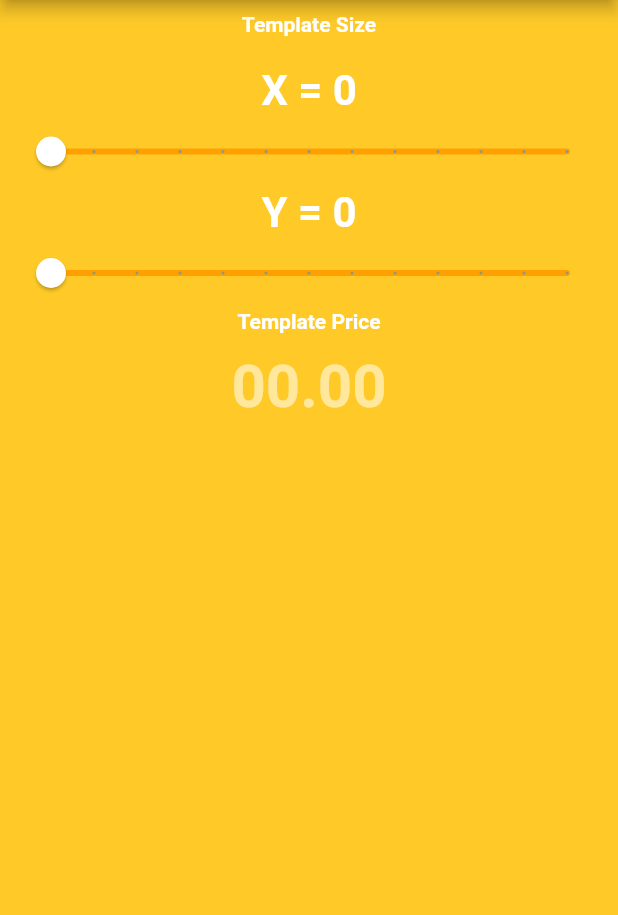
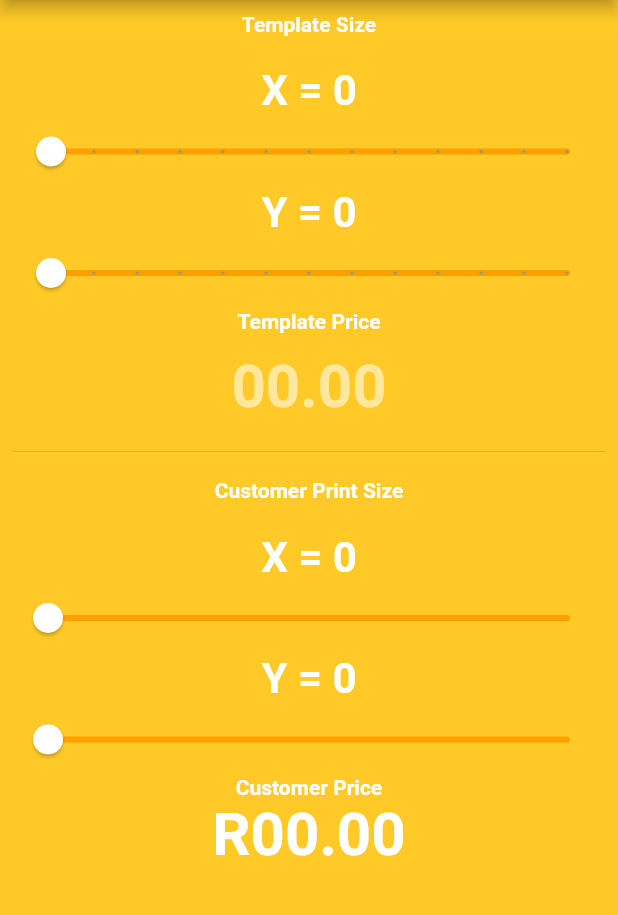
Before and after one commit to Morne-le-Roux/PIC_Price_Calculator, a Flutter app: the screen it shows after launch, on a phone screen of 412 x 824 dp, the part 84-999 px from its top. Run offline on Flutter 3.47's test engine with Material 2 defaults, Android fonts, the phone set to English and light mode, and no system bars.

Commit message:
Added Customer Print Size Sliders

```diff
--- a/lib/calculatorsceeen.dart
+++ b/lib/calculatorsceeen.dart
@@ -13,6 +13,8 @@ class _CalculatorScreenState extends State<CalculatorScreen> {
   int templateSizeX = 0;
   int templateSizeY = 0;
   double templatePrice = 0;
+  int printSizeX = 0;
+  int printSizeY = 0;
 
   @override
   Widget build(BuildContext context) {
@@ -105,6 +107,85 @@ class _CalculatorScreenState extends State<CalculatorScreen> {
                 templatePrice = double.parse(value);
               },
             ),
+            Divider(),
+            // PRINT SIZE STARTS HERE
+            // PRINT SIZE STARTS HERE
+            // PRINT SIZE STARTS HERE
+            // PRINT SIZE STARTS HERE
+            // PRINT SIZE STARTS HERE
+            SizedBox(
+              height: 10,
+            ),
+            Text(
+              "Customer Print Size",
+              style: TextStyle(
+                color: Colors.white,
+                fontWeight: FontWeight.bold,
+              ),
+            ),
+            SizedBox(
+              height: 20,
+            ),
+            Text(
+              "X = ${printSizeX.toString()}",
+              style: TextStyle(
+                  color: Colors.white,
+                  fontWeight: FontWeight.bold,
+                  fontSize: 28),
+            ),
+            SliderTheme(
+              data: SliderThemeData(
+                  activeTrackColor: Colors.white,
+                  thumbColor: Colors.white,
+                  inactiveTrackColor: Colors.amber[700],
+                  overlayColor: Colors.white60),
+              child: Slider(
+                value: printSizeX.toDouble(),
+                min: 0.0,
+                max: 200.0,
+                onChanged: (double newValue) {
+                  setState(() {
+                    printSizeX = newValue.toInt();
+                  });
+                },
+              ),
+            ),
+            Text(
+              "Y = ${printSizeY.toString()}",
+              style: TextStyle(
+                  color: Colors.white,
+                  fontWeight: FontWeight.bold,
+                  fontSize: 28),
+            ),
+            SliderTheme(
+              data: SliderThemeData(
+                  activeTrackColor: Colors.white,
+                  thumbColor: Colors.white,
+                  inactiveTrackColor: Colors.amber[700],
+                  overlayColor: Colors.white60),
+              child: Slider(
+                value: printSizeY.toDouble(),
+                min: 0.0,
+                max: 200.0,
+                onChanged: (double newValue) {
+                  setState(() {
+                    printSizeY = newValue.toInt();
+                  });
+                },
+              ),
+            ),
+            Text(
+              "Customer Price",
+              style:
+                  TextStyle(color: Colors.white, fontWeight: FontWeight.bold),
+            ),
+            Text(
+              "R00.00",
+              style: TextStyle(
+                  color: Colors.white,
+                  fontSize: 40,
+                  fontWeight: FontWeight.bold),
+            ),
           ],
         ),
       ),
```
